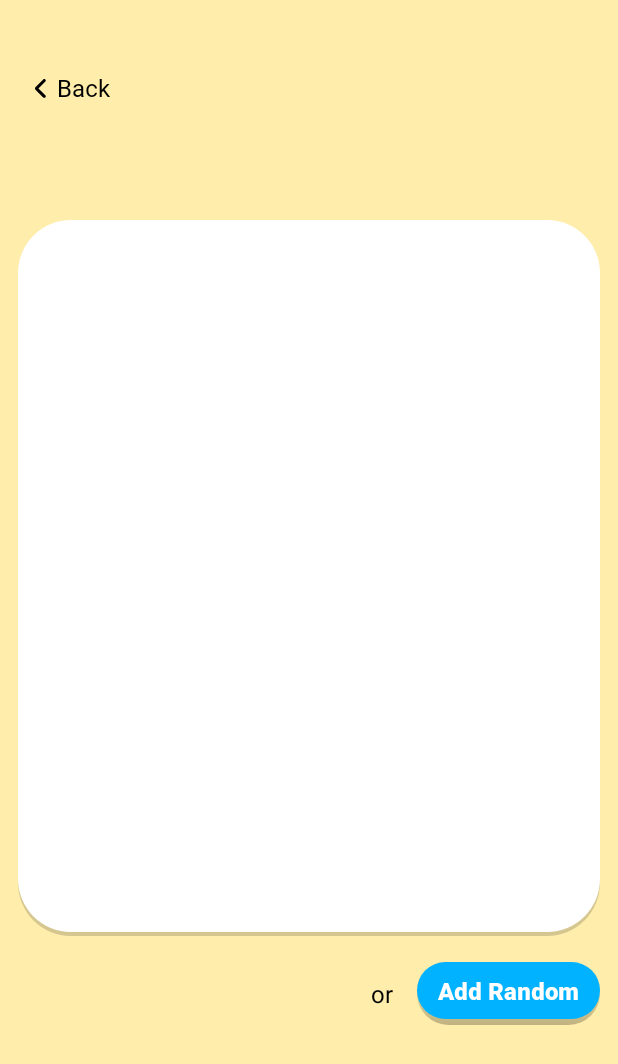
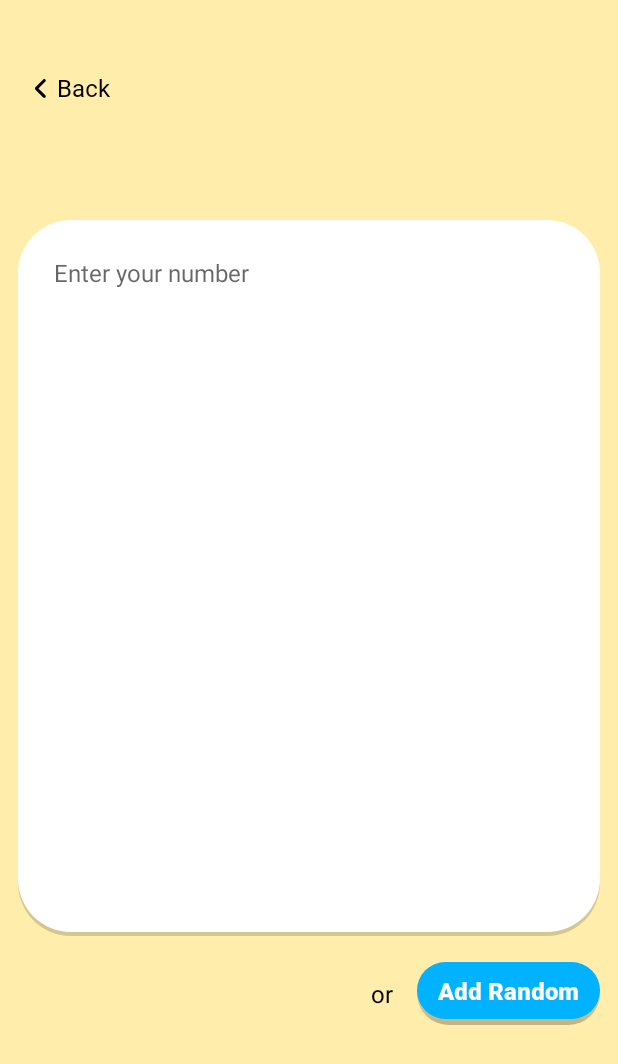
Before and after one commit to EntyR/RandomNumberDB, an Android app: the screen it shows after launch (MainActivity), after a tap on "Add new random number", on a phone screen of 412 x 824 dp. Shown: the top 1064 px of the screen. Run offline under Robolectric (Android 15) with nearby library versions, the phone set to English and light mode, and no system bars; our stand-ins replace Room's generated code.

Commit message:
changed add fragment to use switch between visibility instead of modifying elements layout param. added view model for add fragment and observer

```diff
--- a/app/src/main/java/com/harman/roomdbapp/app/di/AppModule.kt
+++ b/app/src/main/java/com/harman/roomdbapp/app/di/AppModule.kt
@@ -3,6 +3,7 @@ package com.harman.roomdbapp.app.di
 import android.app.Application
 import androidx.room.Room
 import com.harman.roomdbapp.app.other.DATABASE_NAME
+import com.harman.roomdbapp.app.ui.viewmodel.AddNumberViewModel
 import com.harman.roomdbapp.app.ui.viewmodel.NumberListViewModel
 import com.harman.roomdbapp.data.dao.IRandomNumberDao
 import com.harman.roomdbapp.data.db.RandomNumberDataBase
@@ -39,4 +40,5 @@ val useCaseModule = module {
 val viewModelModule = module {
     single { Dispatchers.Default }
     viewModel { NumberListViewModel(get()) }
+    viewModel { AddNumberViewModel(get(), get()) }
 }
--- /dev/null
+++ b/app/src/main/java/com/harman/roomdbapp/app/ui/viewmodel/AddNumberViewModel.kt
@@ -0,0 +1,29 @@
+package com.harman.roomdbapp.app.ui.viewmodel
+
+import androidx.lifecycle.LiveData
+import androidx.lifecycle.MutableLiveData
+import androidx.lifecycle.ViewModel
+import androidx.lifecycle.viewModelScope
+import com.harman.roomdbapp.domain.model.RandomNumber
+import com.harman.roomdbapp.domain.use_cases.RandomNumberUseCase
+import kotlinx.coroutines.CoroutineDispatcher
+import kotlinx.coroutines.launch
+
+class AddNumberViewModel(
+    private val numberUseCase: RandomNumberUseCase,
+    private val dispatchers: CoroutineDispatcher
+) : ViewModel() {
+
+    private val _isTextAdded = MutableLiveData<Boolean>(false)
+    val isTextAdded: LiveData<Boolean> = _isTextAdded
+
+
+    fun switchState() {
+        _isTextAdded.value = !_isTextAdded.value!!
+    }
+
+    fun addNumber(number: RandomNumber) = viewModelScope.launch(dispatchers) {
+        numberUseCase.addNumber(number)
+    }
+
+}
--- a/app/src/main/res/layout/fragment_random_number_add_item.xml
+++ b/app/src/main/res/layout/fragment_random_number_add_item.xml
@@ -7,6 +7,29 @@
     android:layout_height="match_parent"
     android:background="@color/pale_yellow"
     tools:context=".ui.fragments.RandomNumberAddItem">
+
+    <androidx.appcompat.widget.AppCompatButton
+        android:id="@+id/btLargeAddNumber"
+        android:layout_width="0dp"
+        android:layout_height="wrap_content"
+        android:layout_marginStart="@dimen/add_number_btn_margin"
+        android:layout_marginEnd="@dimen/add_number_btn_margin"
+        android:layout_marginBottom="@dimen/big_btn_btn_margin"
+        android:background="@drawable/add_new_number_shape"
+        android:fontFamily="@font/roboto_black"
+        android:minHeight="@dimen/big_btn_min_height"
+        android:paddingStart="@dimen/add_random_padding_left"
+        android:paddingTop="@dimen/add_random_padding_top"
+        android:paddingEnd="@dimen/add_random_padding_end"
+        android:paddingBottom="@dimen/add_random_padding_bottom"
+        android:text="@string/add_random"
+        android:textAllCaps="false"
+        android:textColor="@color/white"
+        android:textSize="@dimen/big_btn_text_size"
+        android:visibility="gone"
+        app:layout_constraintBottom_toBottomOf="parent"
+        app:layout_constraintEnd_toEndOf="parent"
+        app:layout_constraintStart_toStartOf="parent" />
 
     <androidx.constraintlayout.widget.ConstraintLayout
         android:id="@+id/btBack"
@@ -61,6 +84,7 @@
         android:background="@drawable/fullscreen_item_shape"
         android:digits="0,1,2,3,4,5,6,7,8,9,\n"
         android:gravity="start|top"
+        android:hint="@string/enter_your_number"
         android:inputType="phone|textMultiLine"
         android:maxLength="@integer/add_number_et_max_length"
         android:orientation="vertical"
@@ -71,7 +95,8 @@
         app:layout_constraintHorizontal_bias="0.5"
         app:layout_constraintStart_toStartOf="parent"
         app:layout_constraintTop_toBottomOf="@+id/btBack"
-        app:shapeAppearance="@drawable/fullscreen_item_shape" />
+        app:shapeAppearance="@drawable/fullscreen_item_shape"
+        android:importantForAutofill="no" />
 
     <androidx.appcompat.widget.AppCompatButton
         android:id="@+id/btAddNewNumber"
@@ -93,7 +118,7 @@
         app:layout_constraintTop_toBottomOf="@+id/etEnterNumber" />
 
     <TextView
-        android:id="@+id/textView2"
+        android:id="@+id/btOr"
         android:layout_width="wrap_content"
         android:layout_height="wrap_content"
         android:layout_marginEnd="@dimen/or_text_margin_end"
--- a/app/src/main/res/values/strings.xml
+++ b/app/src/main/res/values/strings.xml
@@ -13,4 +13,5 @@
     <string name="add_random">Add Random</string>
     <string name="add_number">Add number</string>
     <string name="or">or</string>
+    <string name="enter_your_number">Enter your number</string>
 </resources>
```
Also changed, not shown: app/src/main/java/com/harman/roomdbapp/app/ui/fragments/RandomNumberAddItem.kt (+17 -31 lines).
